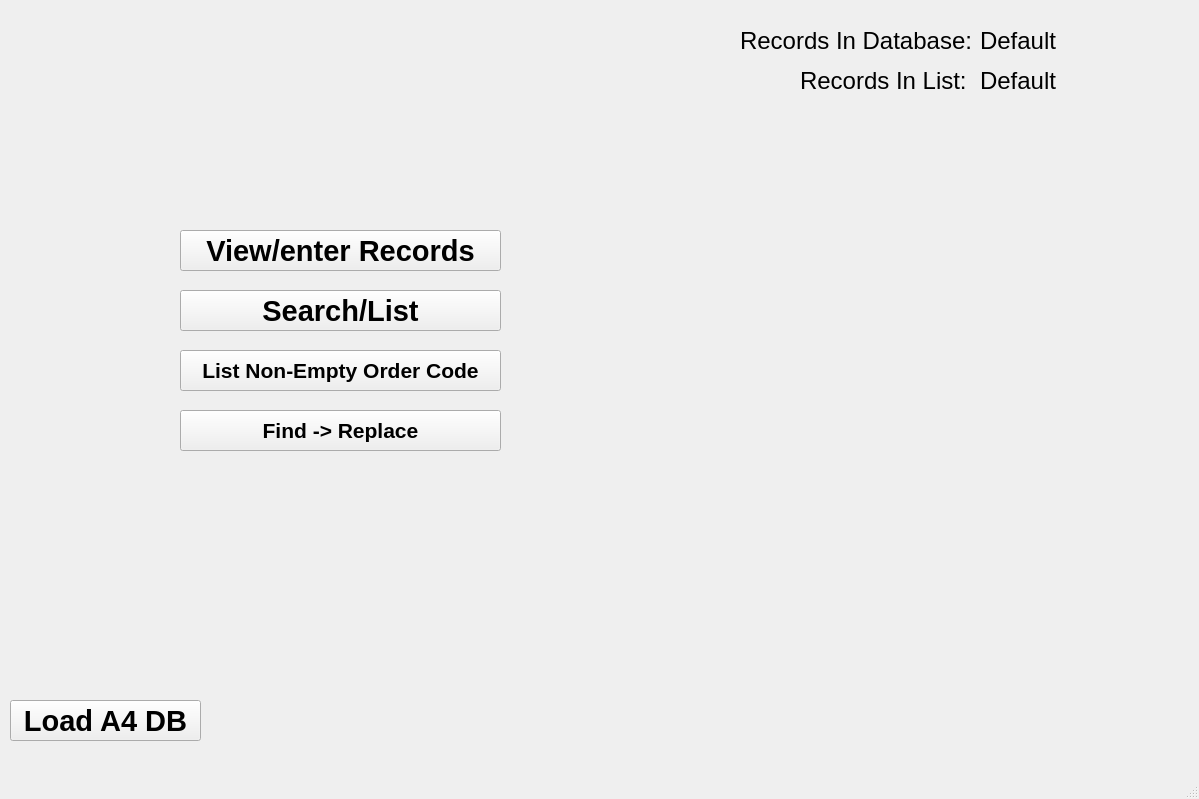
The window that main.ui (jfunston/omega4py) describes before a commit, drawn with Qt 5.
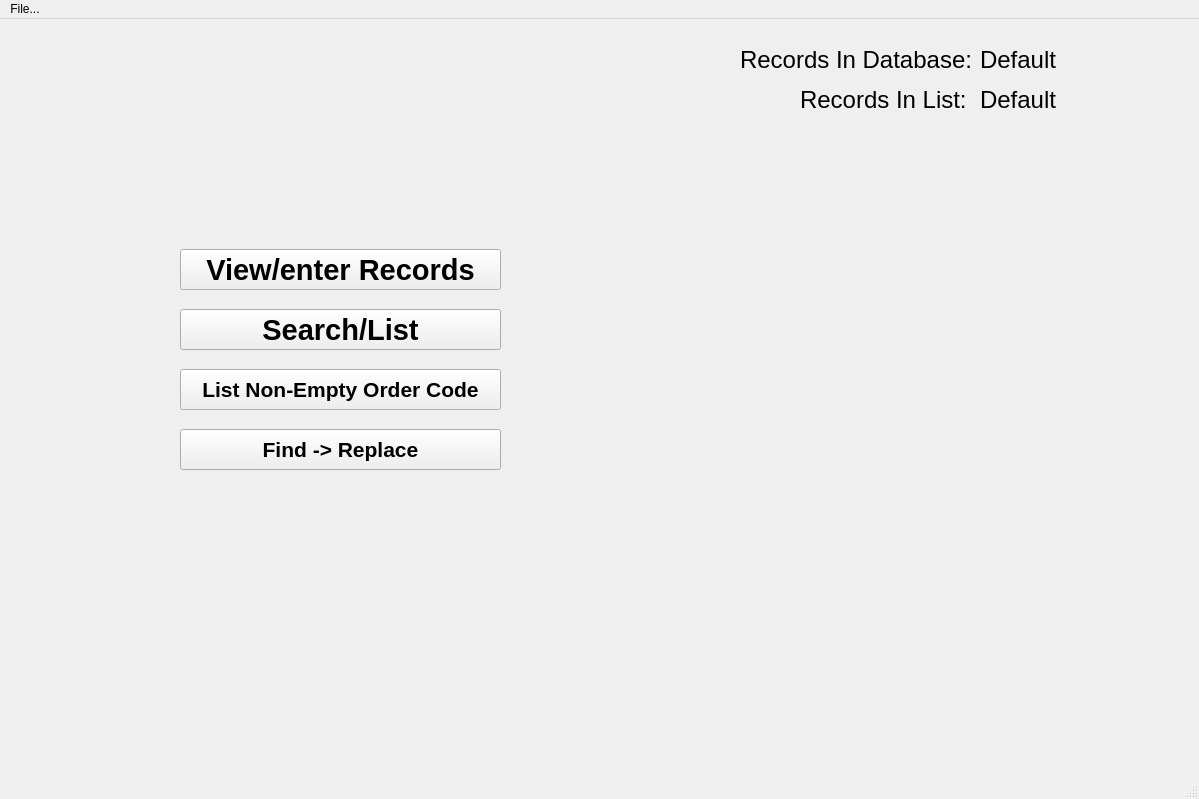
The same window after the commit.

Commit message: Save and load backup, polish and fixes

The edit to the form file:
```diff
--- a/main.ui
+++ b/main.ui
@@ -126,26 +126,6 @@
      <string>Records In List:</string>
     </property>
    </widget>
-   <widget class="QPushButton" name="LoadA4Button">
-    <property name="geometry">
-     <rect>
-      <x>10</x>
-      <y>700</y>
-      <width>191</width>
-      <height>41</height>
-     </rect>
-    </property>
-    <property name="font">
-     <font>
-      <pointsize>22</pointsize>
-      <weight>75</weight>
-      <bold>true</bold>
-     </font>
-    </property>
-    <property name="text">
-     <string>Load A4 DB</string>
-    </property>
-   </widget>
    <widget class="QPushButton" name="ListNonEmptyOrderButton">
     <property name="geometry">
      <rect>
@@ -196,6 +176,15 @@
      <height>29</height>
     </rect>
    </property>
+   <widget class="QMenu" name="menuFile">
+    <property name="title">
+     <string>File...</string>
+    </property>
+    <addaction name="actionSave_Backup"/>
+    <addaction name="actionLoad_Backup"/>
+    <addaction name="actionLoad_A4_DB_2"/>
+   </widget>
+   <addaction name="menuFile"/>
   </widget>
   <widget class="QStatusBar" name="statusbar"/>
  </widget>
```
Left out of the diff: 20 changed lines with no effect on the pictures. The commit also changes 6 other files.
